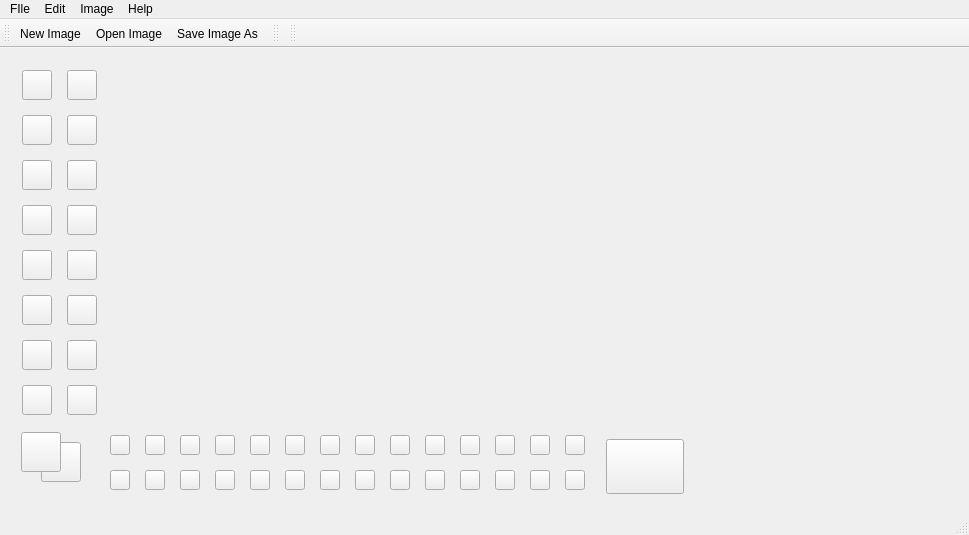
Above: ui/paint/mainwindow.ui from mwudunn/huereka before the change. Below: the same form after it.
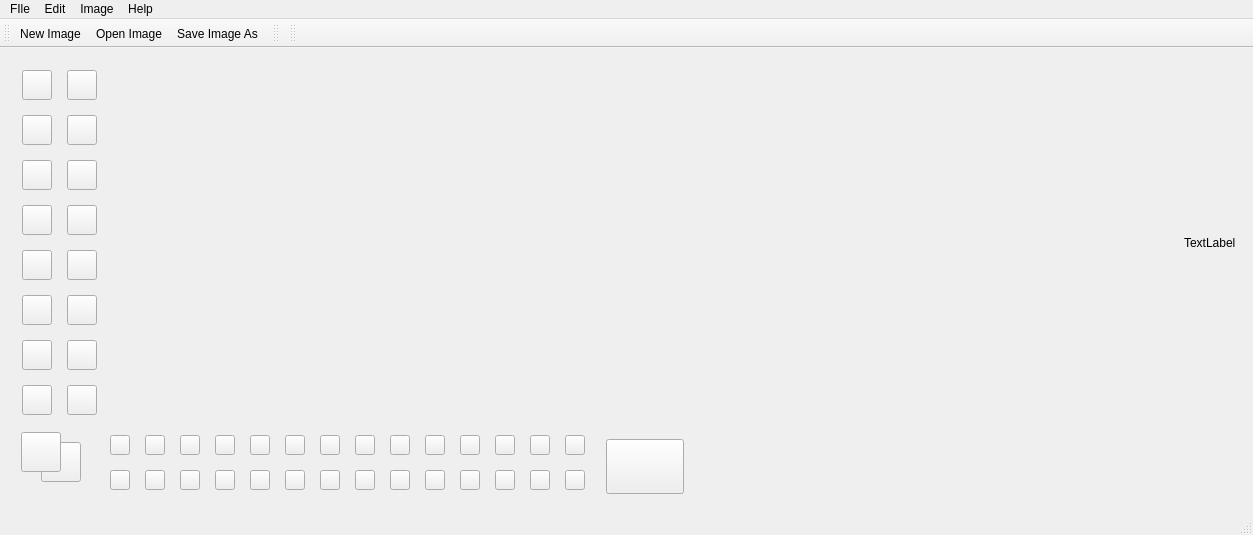
That is the form after the change. Icons and pictures are not drawn.

```diff
--- a/ui/paint/mainwindow.ui
+++ b/ui/paint/mainwindow.ui
@@ -6,7 +6,7 @@
    <rect>
     <x>0</x>
     <y>0</y>
-    <width>969</width>
+    <width>1253</width>
     <height>460</height>
    </rect>
   </property>
@@ -550,6 +550,13 @@
         </property>
        </widget>
       </item>
+      <item>
+       <widget class="QLabel" name="label">
+        <property name="text">
+         <string>TextLabel</string>
+        </property>
+       </widget>
+      </item>
       <item>
        <widget class="QWidget" name="widget_4" native="true"/>
       </item>
@@ -1394,7 +1401,7 @@
     <rect>
      <x>0</x>
      <y>0</y>
-     <width>969</width>
+     <width>1253</width>
      <height>22</height>
     </rect>
    </property>
```
